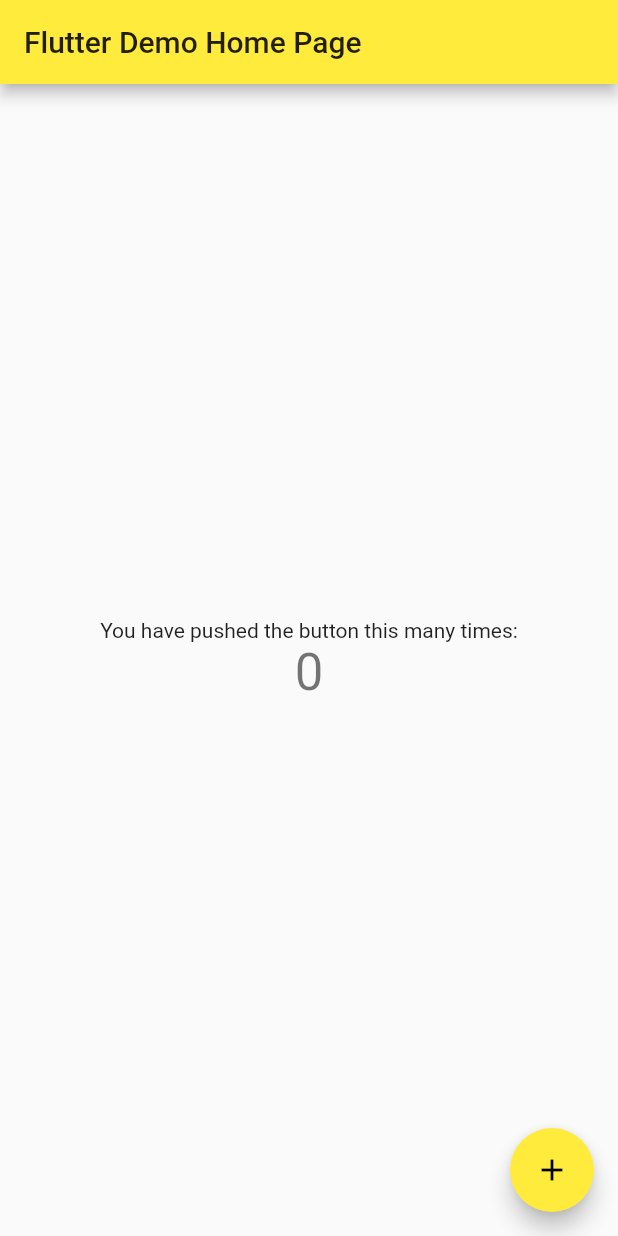
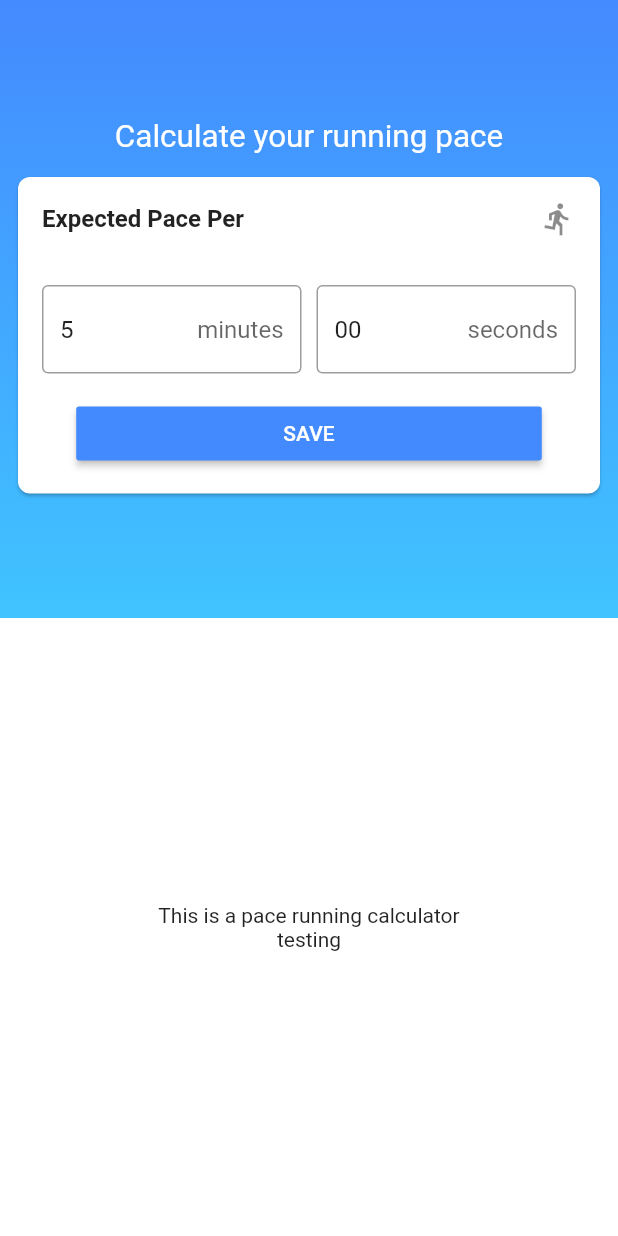
Before and after one commit to weewey/pace_calculator, a Flutter app: the screen it shows after launch, on a phone screen of 412 x 824 dp. Run offline on Flutter 3.47's test engine with Material 2 defaults, Android fonts, the phone set to English and light mode, and no system bars.

Commit message:
Add home controller and initial working UI

```diff
--- a/lib/src/app/pages/home/home_controller.dart
+++ b/lib/src/app/pages/home/home_controller.dart
@@ -0,0 +1,31 @@
+import 'package:pace_calculator/src/domain/entities/pace.dart';
+
+class HomeController {
+  String _minutes;
+  String _seconds;
+  PaceUnit paceUnit = PaceUnit.minPerKm;
+  Pace _pace;
+
+  void setMinutes(String minutes) {
+    _minutes = minutes;
+  }
+
+  void setSeconds(String seconds) {
+    _seconds = seconds;
+  }
+
+  Pace save() {
+    _pace = Pace(
+        Duration(minutes: int.parse(_minutes), seconds: int.parse(_seconds)),
+        paceUnit);
+    return _pace;
+  }
+
+  String displaySplits(){
+    if (_pace != null){
+      return _pace.kmPerHr.toString();
+    } else {
+      return "testing";
+    }
+  }
+}
--- a/lib/src/app/pages/home/home_view.dart
+++ b/lib/src/app/pages/home/home_view.dart
@@ -1,15 +1,16 @@
 import 'package:flutter/material.dart';
+import 'package:pace_calculator/src/app/pages/home/home_controller.dart';
 
 class MyApp extends StatelessWidget {
   // This widget is the root of your application.
   @override
   Widget build(BuildContext context) {
     return MaterialApp(
-      title: 'Flutter Demo',
+      title: 'Flutter Test',
       theme: ThemeData(
-        primarySwatch: Colors.yellow,
+        primaryColor: Colors.white,
       ),
-      home: MyHomePage(title: 'Flutter Demo Home Page'),
+      home: MyHomePage(title: 'Pace Calculator'),
     );
   }
 }
@@ -24,39 +25,139 @@ class MyHomePage extends StatefulWidget {
 }
 
 class _MyHomePageState extends State<MyHomePage> {
-  int _counter = 0;
-
-  void _incrementCounter() {
-    setState(() {
-      _counter++;
-    });
-  }
+  final _controller = HomeController();
+  final _formKey = GlobalKey<FormState>();
 
   @override
   Widget build(BuildContext context) {
     return Scaffold(
-      appBar: AppBar(
-        title: Text(widget.title),
-      ),
-      body: Center(
+        resizeToAvoidBottomInset: false,
+        body: Column(
+          crossAxisAlignment: CrossAxisAlignment.stretch,
+          mainAxisSize: MainAxisSize.max,
+          mainAxisAlignment: MainAxisAlignment.spaceEvenly,
+          children: <Widget>[
+            _buildUpperContainer(context, _controller, _formKey),
+            _buildPaceDashboard(context, _controller)
+          ],
+        ));
+  }
+
+  Container _buildUpperContainer(BuildContext context,
+      HomeController controller, GlobalKey<FormState> formKey) {
+    return Container(
+        height: MediaQuery.of(context).size.height / 2,
+        decoration: BoxDecoration(
+            gradient: LinearGradient(
+                colors: [Colors.blueAccent, Colors.lightBlueAccent],
+                begin: Alignment.topCenter,
+                end: Alignment.bottomCenter)),
         child: Column(
           mainAxisAlignment: MainAxisAlignment.center,
+          mainAxisSize: MainAxisSize.max,
           children: <Widget>[
             Text(
-              'You have pushed the button this many times:',
+              "Calculate your running pace",
+              textScaleFactor: 1.5,
+              style: TextStyle(color: Colors.white),
             ),
-            Text(
-              '$_counter',
-              style: Theme.of(context).textTheme.display1,
-            ),
+            Padding(
+              padding: EdgeInsets.only(left: 8.0, right: 8.0, top: 10.0),
+              child: Card(
+                shape: RoundedRectangleBorder(
+                    borderRadius: BorderRadius.circular(8.0)),
+                child: Column(
+                  mainAxisSize: MainAxisSize.min,
+                  children: <Widget>[
+                    ListTile(
+                      title: Text('Expected Pace Per',
+                          style: TextStyle(fontWeight: FontWeight.bold)),
+                      trailing: Icon(Icons.directions_run),
+                    ),
+                    Padding(padding: EdgeInsets.all(8.0)),
+                    _buildForm(controller, formKey),
+                    Padding(padding: EdgeInsets.all(8.0)),
+                    FractionallySizedBox(
+                      widthFactor: 0.8,
+                      child: RaisedButton(
+                          child: Text(
+                            "SAVE",
+                            style: TextStyle(color: Colors.white),
+                          ),
+                          onPressed: () {
+                            final form = formKey.currentState;
+                            if (form.validate()) {
+                              form.save();
+                              setState(() {
+                                controller.save();
+                              });
+                            }
+                          },
+                          color: Colors.blueAccent),
+                    ),
+                    Padding(padding: EdgeInsets.all(8.0))
+                  ],
+                ),
+              ),
+            )
           ],
-        ),
-      ),
-      floatingActionButton: FloatingActionButton(
-        onPressed: _incrementCounter,
-        tooltip: 'Increment',
-        child: Icon(Icons.add),
-      ),
-    );
+        ));
+  }
+
+  Form _buildForm(HomeController controller, GlobalKey<FormState> formKey) {
+    return Form(
+        key: formKey,
+        child: Row(
+          mainAxisAlignment: MainAxisAlignment.center,
+          children: <Widget>[
+            Padding(padding: EdgeInsets.all(8.0)),
+            Flexible(
+                child: TextFormField(
+                    initialValue: "5",
+                    keyboardType: TextInputType.number,
+                    decoration: const InputDecoration(
+                        border: OutlineInputBorder(borderSide: BorderSide()),
+                        suffixText: "minutes"),
+                    onSaved: (String value) {
+                      setState(() => controller.setMinutes(value));
+                    },
+                    validator: (String value) {
+                      return int.tryParse(value) != null
+                          ? null
+                          : 'Please type in a number';
+                    })),
+            Padding(padding: EdgeInsets.all(5.0)),
+            Flexible(
+                child: TextFormField(
+                    initialValue: "00",
+                    keyboardType: TextInputType.number,
+                    decoration: InputDecoration(
+                        border: OutlineInputBorder(borderSide: BorderSide()),
+                        suffixText: "seconds"),
+                    onSaved: (String value) {
+                      setState(() => controller.setSeconds(value));
+                    },
+                    validator: (String value) {
+                      return int.tryParse(value) != null
+                          ? null
+                          : 'Please type in a number';
+                    })),
+            Padding(padding: EdgeInsets.all(8.0))
+          ],
+        ));
+  }
+
+  Container _buildPaceDashboard(
+      BuildContext context, HomeController controller) {
+    return Container(
+        color: Colors.white,
+        height: MediaQuery.of(context).size.height / 2,
+        child: Column(
+            mainAxisSize: MainAxisSize.max,
+            mainAxisAlignment: MainAxisAlignment.center,
+            children: <Widget>[
+              Text("This is a pace running calculator"),
+              Text(controller.displaySplits())
+            ]));
   }
 }
```
